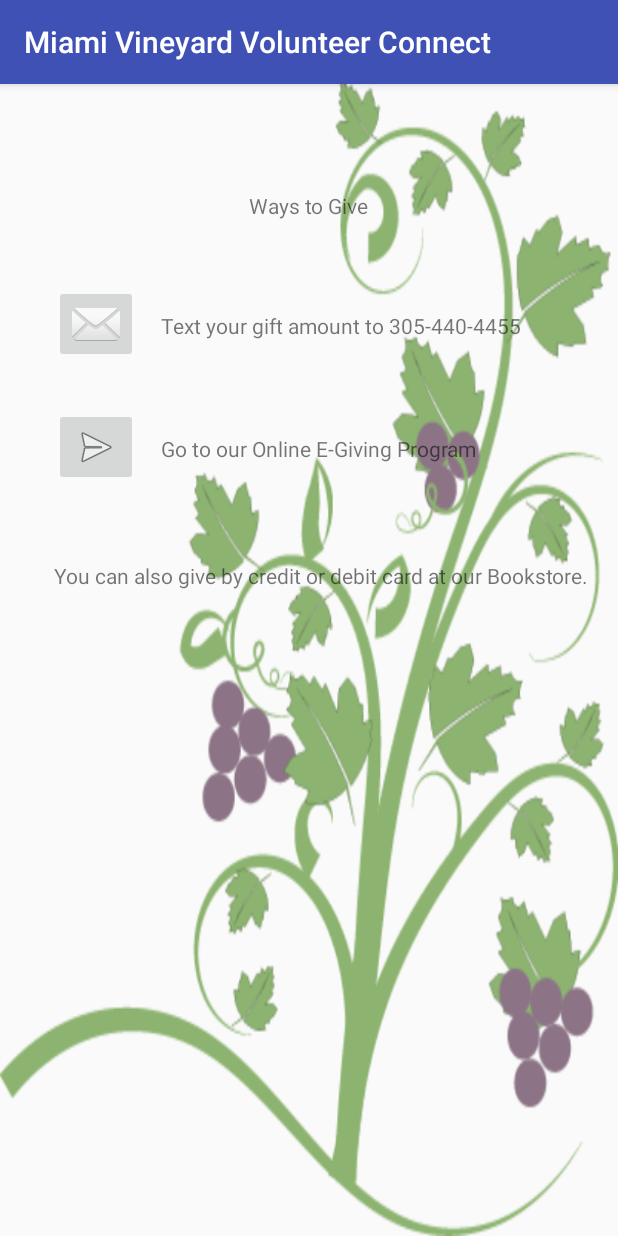
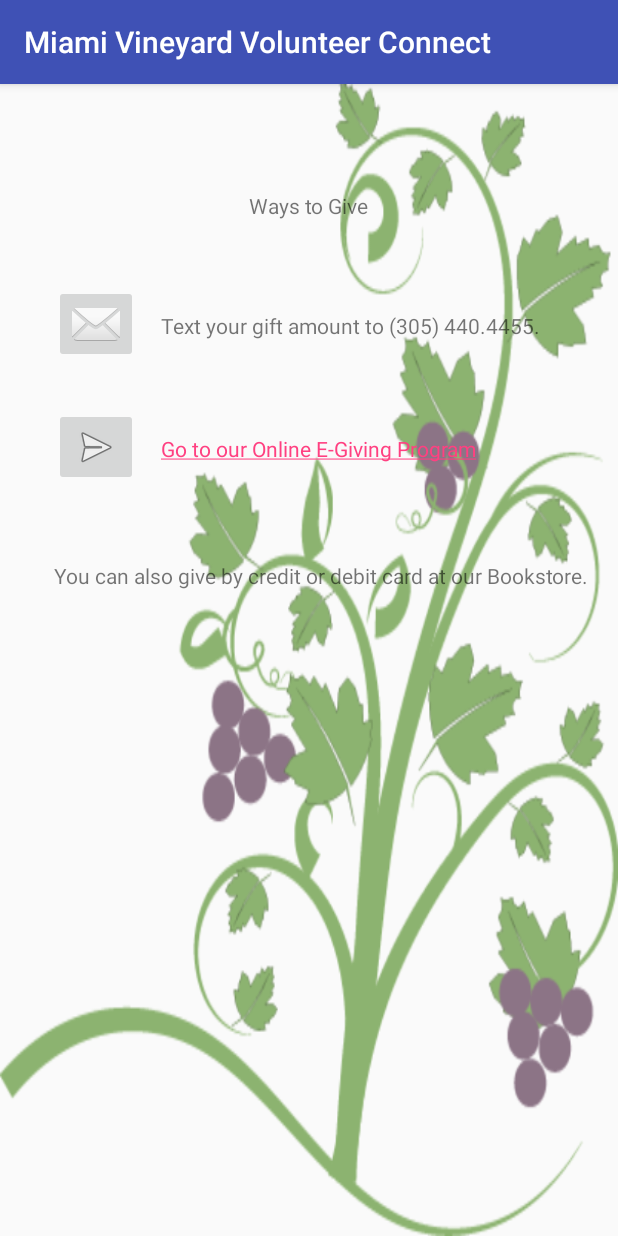
Before and after one commit to s-lind/MVCC_Volunteer_Management_App, an Android app: the GiveActivity screen opened directly, with no data from a screen before it, on a phone screen of 412 x 824 dp. Run offline under Robolectric (Android 15) with nearby library versions, the phone set to English and light mode, and no system bars.

```diff
--- a/app/src/main/java/com/miamivineyard/sagrariogrullon/mvcc_volunteer_management_app/GiveActivity.java
+++ b/app/src/main/java/com/miamivineyard/sagrariogrullon/mvcc_volunteer_management_app/GiveActivity.java
@@ -2,6 +2,8 @@ package com.miamivineyard.sagrariogrullon.mvcc_volunteer_management_app;
 
 import android.support.v7.app.AppCompatActivity;
 import android.os.Bundle;
+import android.text.method.LinkMovementMethod;
+import android.widget.TextView;
 
 public class GiveActivity extends AppCompatActivity {
 
@@ -9,5 +11,12 @@ public class GiveActivity extends AppCompatActivity {
     protected void onCreate(Bundle savedInstanceState) {
         super.onCreate(savedInstanceState);
         setContentView(R.layout.activity_give);
+
+        //link web giving
+        TextView mLink = (TextView) findViewById(R.id.txtvwGiveOnline);
+        if (mLink != null) {
+            mLink.setMovementMethod(LinkMovementMethod.getInstance());
+        }
+
     }
 }
--- a/app/src/main/res/layout/activity_give.xml
+++ b/app/src/main/res/layout/activity_give.xml
@@ -22,7 +22,9 @@
         android:layout_alignParentLeft="true"
         android:layout_alignParentStart="true"
         android:layout_marginLeft="20dp"
-        android:layout_marginStart="20dp" />
+        android:layout_marginStart="20dp"
+        android:contentDescription="Give Via Text"
+        />
 
     <TextView
         android:id="@+id/txtvwGiveViaText"
@@ -44,11 +46,13 @@
         android:layout_alignLeft="@+id/imgbtnGiveTxt"
         android:layout_alignStart="@+id/imgbtnGiveTxt"
         android:layout_marginTop="30dp"
-        android:id="@+id/imageButton2" />
+        android:id="@+id/imageButton2"
+        android:contentDescription="Give"
+        />
 
     <TextView
         android:id="@+id/txtvwGiveOnline"
-        android:text="@string/lblGiveOnline"
+        android:text="@string/WebGiving"
         android:layout_width="wrap_content"
         android:layout_height="wrap_content"
         android:layout_marginTop="17dp"
--- a/app/src/main/res/values/strings.xml
+++ b/app/src/main/res/values/strings.xml
@@ -19,14 +19,19 @@
     <string name="lbl_twitter_handle">MiamiVineyard</string>
     <string name="lbl_vimeo_handle">MiamiVineyard</string>
     <string name="lbl_youtube_handle">MiamiVineyard</string>
+    <!-- Give UI -->
+    <string name="WebGiving"><a href="https://e-giving.org/egivinglogin.asp?id=2387">Go to our Online E-Giving Program</a></string>
+    <string name="lblGiveOnline">Go to our Online E-Giving Program.</string>
     <string name="lbl_GiveHeader">Ways to Give</string>
-    <string name="lblGiveViaText">Text your gift amount to 305-440-4455</string>
-    <string name="lblGiveOnline">Go to our Online E-Giving Program</string>
+    <string name="lblGiveViaText">Text your gift amount to (305) 440.4455.</string>
     <string name="lblGiveAtBookstore">You can also give by credit or debit card at our Bookstore.</string>
+    <!-- Podcasts UI -->
     <string name="lblPodcastsIntro">Podcasts are available through our website or through our YouTue channel.</string>
     <string name="lblPodcastsHeader">Podcasts</string>
     <string name="lblWebPodcasts">MiamiVineyard.com</string>
     <string name="lblYouTubePodcasts">Miami Vineyard</string>
+
+
 
     <!-- Home UI -->
     <!-- Schedule UI -->
```
Also changed, not shown: app/src/main/AndroidManifest.xml (+14 -5 lines).
